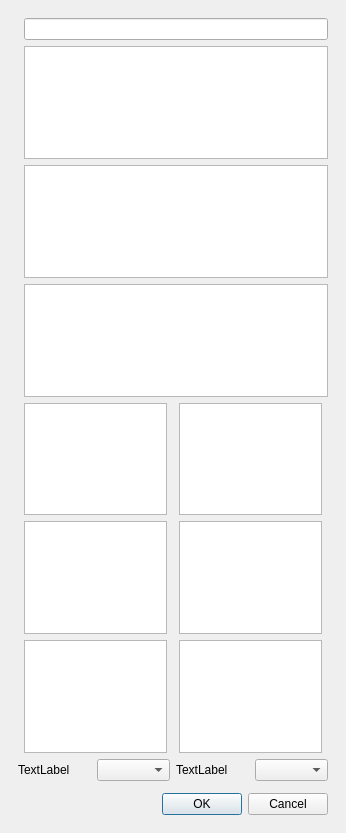
First picture: the form in src/functioneditorwidget.ui, repository KDE/khipu, before the edit.
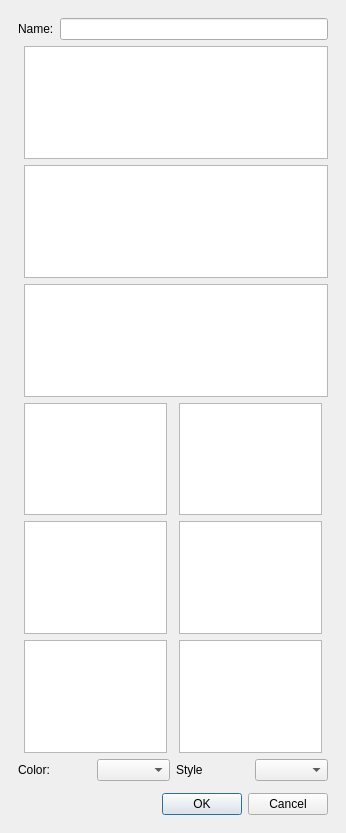
Second picture: the form after the edit. Custom widgets are drawn as their Qt base class.

The edit to the form file:
```diff
--- a/src/functioneditorwidget.ui
+++ b/src/functioneditorwidget.ui
@@ -107,12 +107,9 @@
         <item>
          <layout class="QHBoxLayout" name="horizontalLayout_5">
           <item>
-           <widget class="QFrame" name="frame_13">
-            <property name="frameShape">
-             <enum>QFrame::StyledPanel</enum>
-            </property>
-            <property name="frameShadow">
-             <enum>QFrame::Raised</enum>
+           <widget class="QLabel" name="label_3">
+            <property name="text">
+             <string>Name:</string>
             </property>
            </widget>
           </item>
@@ -360,7 +357,7 @@
           <item>
            <widget class="QLabel" name="label_2">
             <property name="text">
-             <string>TextLabel</string>
+             <string>Color:</string>
             </property>
            </widget>
           </item>
@@ -370,7 +367,7 @@
           <item>
            <widget class="QLabel" name="label">
             <property name="text">
-             <string>TextLabel</string>
+             <string>Style</string>
             </property>
            </widget>
           </item>
```
